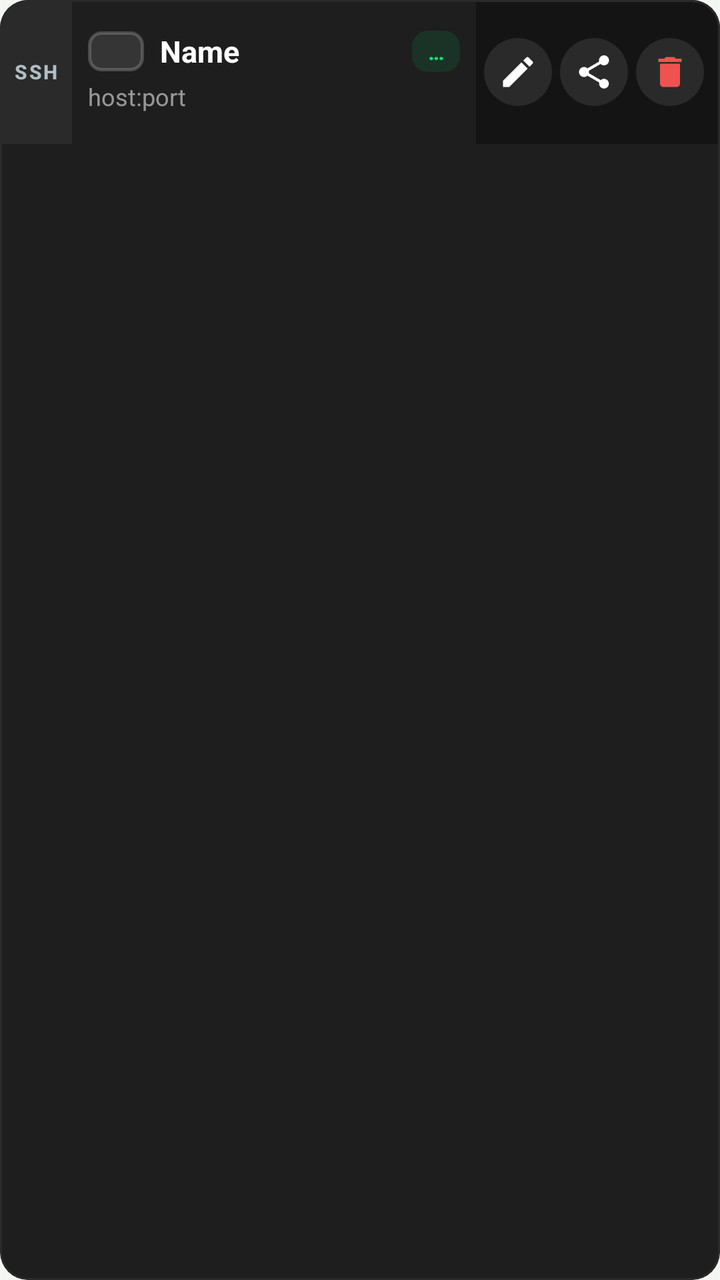
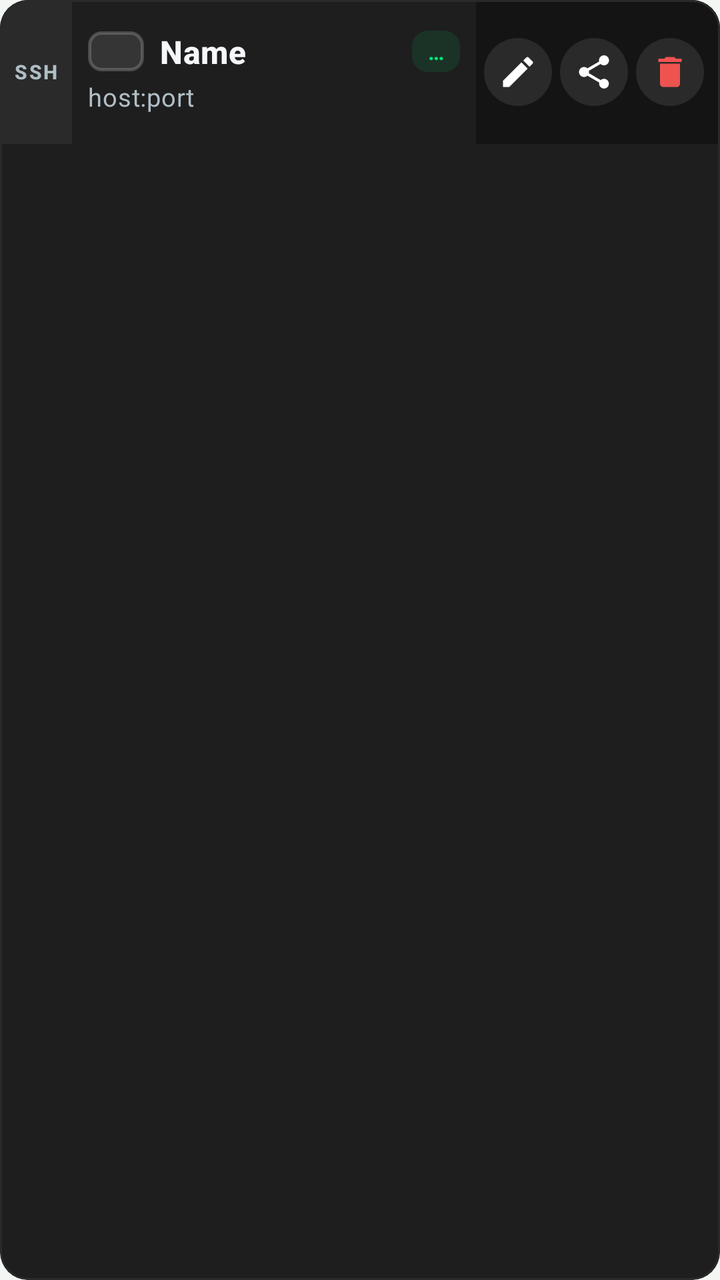

Before-and-after screenshots of an Android layout around one commit, followed by the original layout XML and the change that was made.
<!-- AndroidManifest.xml: application theme Theme.MyApp -->
<!-- res/layout/item_profile.xml -->
<?xml version="1.0" encoding="utf-8"?>
<com.google.android.material.card.MaterialCardView
    xmlns:android="http://schemas.android.com/apk/res/android"
    xmlns:app="http://schemas.android.com/apk/res-auto"
    android:id="@+id/cardProfile"
    android:layout_width="match_parent"
    android:layout_height="wrap_content"
    android:layout_marginHorizontal="10dp"
    android:layout_marginVertical="5dp"
    android:clickable="true"
    android:focusable="true"
    android:foreground="?attr/selectableItemBackground"
    app:cardBackgroundColor="#1E1E1E"
    app:cardCornerRadius="14dp"
    app:cardElevation="0dp"
    app:strokeColor="#2A2A2A"
    app:strokeWidth="1dp">

    <LinearLayout
        android:layout_width="match_parent"
        android:layout_height="wrap_content"
        android:orientation="horizontal"
        android:minHeight="72dp"
        android:gravity="center_vertical">

        
        <FrameLayout
            android:layout_width="36dp"
            android:layout_height="match_parent"
            android:minHeight="72dp">

            <View
                android:id="@+id/viewSelectedBar"
                android:layout_width="match_parent"
                android:layout_height="match_parent"
                android:background="#2A2A2A" />

            <TextView
                android:id="@+id/txtProtocol"
                android:layout_width="match_parent"
                android:layout_height="match_parent"
                android:gravity="center"
                android:rotation="0"
                android:text="SSH"
                android:textAllCaps="true"
                android:textColor="#B0BEC5"
                android:textSize="10sp"
                android:textStyle="bold"
                android:letterSpacing="0.08"
                android:fontFamily="sans-serif-medium"
                android:paddingVertical="8dp"
                android:maxLines="1"
                android:ellipsize="end" />
        </FrameLayout>

        <CheckBox
            android:id="@+id/chkSelect"
            android:layout_width="wrap_content"
            android:layout_height="wrap_content"
            android:layout_marginStart="4dp"
            android:visibility="gone"
            android:buttonTint="#00E676"
            android:clickable="false"
            android:focusable="false" />

        
        <LinearLayout
            android:layout_width="0dp"
            android:layout_height="wrap_content"
            android:layout_weight="1"
            android:orientation="vertical"
            android:paddingStart="8dp"
            android:paddingEnd="8dp"
            android:paddingVertical="12dp">

            <LinearLayout
                android:layout_width="match_parent"
                android:layout_height="wrap_content"
                android:gravity="center_vertical"
                android:orientation="horizontal">

                <FrameLayout
                    android:layout_width="28dp"
                    android:layout_height="20dp"
                    android:layout_marginEnd="8dp"
                    android:background="@drawable/bg_flag_frame"
                    android:padding="1.5dp">

                    <ImageView
                        android:id="@+id/imgFlag"
                        android:layout_width="match_parent"
                        android:layout_height="match_parent"
                        android:scaleType="centerCrop"
                        android:contentDescription="flag" />
                </FrameLayout>

                <TextView
                    android:id="@+id/txtName"
                    android:layout_width="0dp"
                    android:layout_height="wrap_content"
                    android:layout_weight="1"
                    android:ellipsize="end"
                    android:maxLines="1"
                    android:text="Name"
                    android:textColor="#FFFFFF"
                    android:textSize="15sp"
                    android:textStyle="bold" />

                
                <TextView
                    android:id="@+id/txtPing"
                    android:layout_width="wrap_content"
                    android:layout_height="wrap_content"
                    android:layout_marginStart="6dp"
                    android:background="@drawable/bg_latency_chip"
                    android:paddingHorizontal="8dp"
                    android:paddingVertical="3dp"
                    android:text="…"
                    android:textColor="#00E676"
                    android:textSize="11sp"
                    android:textStyle="bold" />
            </LinearLayout>

            <TextView
                android:id="@+id/txtHost"
                android:layout_width="match_parent"
                android:layout_height="wrap_content"
                android:layout_marginTop="4dp"
                android:ellipsize="middle"
                android:maxLines="1"
                android:text="host:port"
                android:textColor="#88FFFFFF"
                android:textSize="12sp" />
        </LinearLayout>

        
        <LinearLayout
            android:layout_width="wrap_content"
            android:layout_height="match_parent"
            android:gravity="center_vertical"
            android:orientation="horizontal"
            android:paddingEnd="8dp"
            android:paddingStart="4dp"
            android:background="#141414">

            <ImageButton
                android:id="@+id/btnEdit"
                android:layout_width="34dp"
                android:layout_height="34dp"
                android:layout_marginEnd="4dp"
                android:background="@drawable/bg_action_circle"
                android:contentDescription="Edit"
                android:padding="7dp"
                android:scaleType="centerInside"
                android:src="@drawable/ic_action_edit"
                app:tint="#FFFFFF" />

            <ImageButton
                android:id="@+id/btnQr"
                android:layout_width="34dp"
                android:layout_height="34dp"
                android:layout_marginEnd="4dp"
                android:background="@drawable/bg_action_circle"
                android:contentDescription="Share"
                android:padding="7dp"
                android:scaleType="centerInside"
                android:src="@drawable/ic_action_share"
                app:tint="#FFFFFF" />

            <ImageButton
                android:id="@+id/btnDelete"
                android:layout_width="34dp"
                android:layout_height="34dp"
                android:background="@drawable/bg_action_circle"
                android:contentDescription="Delete"
                android:padding="7dp"
                android:scaleType="centerInside"
                android:src="@drawable/ic_action_delete"
                app:tint="#EF5350" />

            
            <ImageButton
                android:id="@+id/btnSignal"
                android:layout_width="0dp"
                android:layout_height="0dp"
                android:visibility="gone"
                android:contentDescription="Signal" />
        </LinearLayout>
    </LinearLayout>
</com.google.android.material.card.MaterialCardView>
<!-- resources referenced by this layout -->
<resources>
  <!-- drawable bg_action_circle (drawable) -->
  <?xml version="1.0" encoding="utf-8"?>
  <ripple xmlns:android="http://schemas.android.com/apk/res/android"
      android:color="#33FFFFFF">
      <item>
          <shape android:shape="oval">
              <solid android:color="#2A2A2A" />
              <size android:width="34dp" android:height="34dp" />
          </shape>
      </item>
  </ripple>
  <!-- drawable bg_flag_frame (drawable) -->
  <?xml version="1.0" encoding="utf-8"?>
  <shape xmlns:android="http://schemas.android.com/apk/res/android"
      android:shape="rectangle">
      <solid android:color="#1AFFFFFF" />
      <stroke
          android:width="1.5dp"
          android:color="#33FFFFFF" />
      <corners android:radius="6dp" />
  </shape>
  <!-- drawable bg_latency_chip (drawable) -->
  <?xml version="1.0" encoding="utf-8"?>
  <shape xmlns:android="http://schemas.android.com/apk/res/android"
      android:shape="rectangle">
      <solid android:color="#1A00E676" />
      <corners android:radius="8dp" />
  </shape>
  <!-- drawable ic_action_delete (drawable) -->
  <?xml version="1.0" encoding="utf-8"?>
  <vector xmlns:android="http://schemas.android.com/apk/res/android"
      android:width="24dp"
      android:height="24dp"
      android:viewportWidth="24"
      android:viewportHeight="24">
      <path
          android:fillColor="#FFFFFF"
          android:pathData="M6,19c0,1.1 0.9,2 2,2h8c1.1,0 2,-0.9 2,-2V7H6v12zM19,4h-3.5l-1,-1h-5l-1,1H5v2h14V4z"/>
  </vector>
  <!-- drawable ic_action_edit (drawable) -->
  <?xml version="1.0" encoding="utf-8"?>
  <vector xmlns:android="http://schemas.android.com/apk/res/android"
      android:width="24dp"
      android:height="24dp"
      android:viewportWidth="24"
      android:viewportHeight="24">
      <path
          android:fillColor="#FFFFFF"
          android:pathData="M3,17.25V21h3.75L17.81,9.94l-3.75,-3.75L3,17.25zM20.71,7.04c0.39,-0.39 0.39,-1.02 0,-1.41l-2.34,-2.34c-0.39,-0.39 -1.02,-0.39 -1.41,0l-1.83,1.83 3.75,3.75 1.83,-1.83z"/>
  </vector>
  <!-- drawable ic_action_share (drawable) -->
  <?xml version="1.0" encoding="utf-8"?>
  <vector xmlns:android="http://schemas.android.com/apk/res/android"
      android:width="24dp"
      android:height="24dp"
      android:viewportWidth="24"
      android:viewportHeight="24">
      <path
          android:fillColor="#FFFFFF"
          android:pathData="M18,16.08c-0.76,0 -1.44,0.3 -1.96,0.77L8.91,12.7c0.05,-0.23 0.09,-0.46 0.09,-0.7s-0.04,-0.47 -0.09,-0.7l7.05,-4.11c0.54,0.5 1.25,0.81 2.04,0.81 1.66,0 3,-1.34 3,-3s-1.34,-3 -3,-3 -3,1.34 -3,3c0,0.24 0.04,0.47 0.09,0.7L8.04,9.81C7.5,9.31 6.79,9 6,9c-1.66,0 -3,1.34 -3,3s1.34,3 3,3c0.79,0 1.5,-0.31 2.04,-0.81l7.12,4.16c-0.05,0.21 -0.08,0.43 -0.08,0.65 0,1.61 1.31,2.92 2.92,2.92s2.92,-1.31 2.92,-2.92c0,-1.61 -1.31,-2.92 -2.92,-2.92z"/>
  </vector>
  <color name="accent_green">#00A854</color>
  <color name="accent_green_soft">#E3F6EA</color>
  <color name="md_theme_secondary">#4A6356</color>
  <color name="md_theme_on_secondary">#FFFFFF</color>
  <color name="md_theme_secondary_container">#CCE8D7</color>
  <color name="md_theme_on_secondary_container">#062015</color>
  <color name="md_theme_error">#BA1A1A</color>
  <color name="md_theme_on_error">#FFFFFF</color>
  <color name="window_background">#F3F7F4</color>
  <color name="text_primary">#15201A</color>
  <color name="card_background">#FFFFFF</color>
  <color name="md_theme_surface_variant">#DCE8E0</color>
  <color name="md_theme_on_surface_variant">#3F4A43</color>
  <color name="md_theme_outline">#C5D4CB</color>
  <color name="status_bar">#F3F7F4</color>
  <color name="bottom_nav_background">#EAF4ED</color>
  <!-- unchanged entries left out for length: 1 -->
</resources>

<!-- the commit's change to res/layout/item_profile.xml (unified diff, before → after) -->
@@ -102,9 +102,11 @@
                     android:ellipsize="end"
                     android:maxLines="1"
                     android:text="Name"
-                    android:textColor="#FFFFFF"
-                    android:textSize="15sp"
-                    android:textStyle="bold" />
+                    android:textColor="#F5F7FA"
+                    android:textSize="16sp"
+                    android:textStyle="bold"
+                    android:fontFamily="sans-serif-medium"
+                    android:letterSpacing="0.01" />
 
                 
                 <TextView
@@ -125,12 +127,14 @@
                 android:id="@+id/txtHost"
                 android:layout_width="match_parent"
                 android:layout_height="wrap_content"
-                android:layout_marginTop="4dp"
+                android:layout_marginTop="3dp"
                 android:ellipsize="middle"
                 android:maxLines="1"
                 android:text="host:port"
-                android:textColor="#88FFFFFF"
-                android:textSize="12sp" />
+                android:textColor="#B0BEC5"
+                android:textSize="12.5sp"
+                android:fontFamily="sans-serif"
+                android:letterSpacing="0.02" />
         </LinearLayout>
 
         
